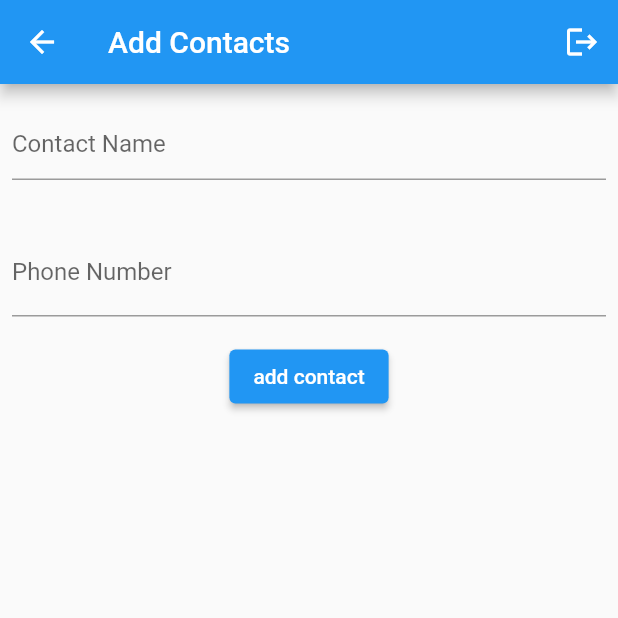
After one commit to davidchoi1/Flutter-Front-End, a Flutter app: the screen it shows once a user with an empty profile is signed in, after a tap on "go to contacts", on a phone screen of 412 x 824 dp, the top half of it. The commit adds this screen. Run offline on Flutter 3.47's test engine with Material 2 defaults, Android fonts, the phone set to English and light mode, and no system bars; our stand-ins replace contacts_service, firebase_auth, firebase_core; accounts and stored records are empty.

Commit message:
addContactPage complete

```diff
--- a/lib/pages/homepage.dart
+++ b/lib/pages/homepage.dart
@@ -1,6 +1,7 @@
 import 'package:firebase_auth/firebase_auth.dart';
 import 'package:flutter/src/widgets/framework.dart';
 import 'package:flutter/material.dart';
+import 'trustedcontactspage.dart';
 
 class HomePage extends StatelessWidget {
   const HomePage({super.key});
@@ -14,6 +15,7 @@ class HomePage extends StatelessWidget {
   Widget build(BuildContext context) {
     return Scaffold(
         appBar: AppBar(
+          title: Text("home"),
           actions: [
             IconButton(
               onPressed: signUserOut,
@@ -21,7 +23,15 @@ class HomePage extends StatelessWidget {
             )
           ],
         ),
-      body: Center(child: Text("Logged In")),
+        body: Center(
+          child: ElevatedButton(
+              child: const Text('go to contacts'),
+              onPressed: () {
+                Navigator.push(
+                  context,
+                  MaterialPageRoute(builder: (context) => const Contacts()),
                 );
+              }),
+        ));
   }
 }
--- /dev/null
+++ b/lib/pages/trustedcontactspage.dart
@@ -0,0 +1,97 @@
+import 'package:circle_app/pages/homepage.dart';
+import 'package:contacts_service/contacts_service.dart';
+import 'package:flutter/material.dart';
+import 'package:firebase_auth/firebase_auth.dart';
+
+class Contacts extends StatelessWidget {
+  const Contacts({Key? key}) : super(key: key);
+
+  // sign user out function
+  void signUserOut() {
+    FirebaseAuth.instance.signOut();
+  }
+
+  @override
+  Widget build(BuildContext context) {
+    return Scaffold(
+      appBar: AppBar(
+        title: Text("Add Contacts"),
+        actions: [
+          IconButton(
+            onPressed: signUserOut,
+            icon: Icon(Icons.logout),
+          ),
+        ],
+      ),
+      body: const MyCustomForm(),
+    );
+  }
+}
+
+class MyCustomForm extends StatefulWidget {
+  const MyCustomForm({super.key});
+
+  @override
+  State<MyCustomForm> createState() => _MyCustomFormState();
+}
+
+class _MyCustomFormState extends State<MyCustomForm> {
+  TextEditingController textController1 = TextEditingController();
+  TextEditingController textController2 = TextEditingController();
+  String name = "";
+  String number = "";
+  var contacts = new Map();
+
+  @override
+  Widget build(BuildContext context) {
+    return Column(
+      crossAxisAlignment: CrossAxisAlignment.start,
+      children: <Widget>[
+        Padding(
+          padding: EdgeInsets.symmetric(horizontal: 8, vertical: 16),
+          child: TextFormField(
+            controller: textController1,
+            decoration: const InputDecoration(
+              border: UnderlineInputBorder(),
+              hintText: 'Contact Name',
+            ),
+          ),
+        ),
+        Padding(
+          padding: const EdgeInsets.symmetric(horizontal: 8, vertical: 16),
+          child: TextFormField(
+            controller: textController2,
+            decoration: const InputDecoration(
+              border: UnderlineInputBorder(),
+              labelText: 'Phone Number',
+            ),
+          ),
+        ),
+        Center(
+          child: ElevatedButton(
+              onPressed: () {
+                setState(() {
+                  name = textController1.text;
+                  number = textController2.text;
+                  contacts[name] = number;
+                  print(contacts);
+                  textController1.clear();
+                  textController2.clear();
+                });
+              },
+              child: const Text("add contact")),
+        ),
+      ],
+    );
+  }
+}
+
+// IconButton(
+          //   onPressed: () {
+          //     Navigator.push(
+          //       context,
+          //       MaterialPageRoute(builder: (context) => const HomePage()),
+          //     );
+          //   },
+          //   icon: Icon(Icons.arrow_back),
+          // )
--- a/pubspec.yaml
+++ b/pubspec.yaml
@@ -37,6 +37,7 @@ dependencies:
   cupertino_icons: ^1.0.2
   firebase_core: ^2.4.0
   firebase_auth: ^4.2.9
+  contacts_service: ^0.6.3
 
 dev_dependencies:
   flutter_test:
```
Also changed, not shown: pubspec.lock, 12 other files. Lines whose indentation alone changed are shown as unchanged.
